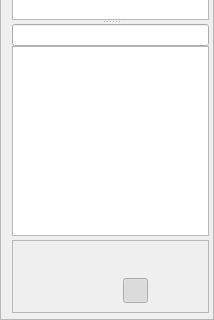
Old version of the form oom/widgets/ClipList/AudioClipListBase.ui in the repository ccherrett/oom; both pictures show x 0 to 214 and y 172 to 492 of the 214 by 492 pixel window.
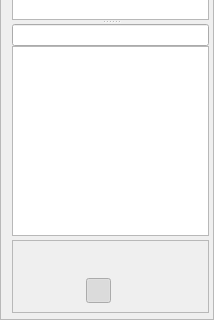
New version of the form. Custom widgets are drawn as their Qt base class.

Commit message: finisged styling the clip player

Diff of the .ui file:
```diff
--- a/oom/widgets/ClipList/AudioClipListBase.ui
+++ b/oom/widgets/ClipList/AudioClipListBase.ui
@@ -222,99 +222,6 @@
           </property>
          </spacer>
         </item>
-        <item>
-         <widget class="QToolButton" name="btnHome">
-          <property name="minimumSize">
-           <size>
-            <width>25</width>
-            <height>25</height>
-           </size>
-          </property>
-          <property name="maximumSize">
-           <size>
-            <width>25</width>
-            <height>25</height>
-           </size>
-          </property>
-          <property name="toolTip">
-           <string>Return to start</string>
-          </property>
-          <property name="text">
-           <string/>
-          </property>
-          <property name="iconSize">
-           <size>
-            <width>25</width>
-            <height>25</height>
-           </size>
-          </property>
-          <property name="autoRaise">
-           <bool>true</bool>
-          </property>
-         </widget>
-        </item>
-        <item>
-         <widget class="QToolButton" name="btnRewind">
-          <property name="minimumSize">
-           <size>
-            <width>25</width>
-            <height>25</height>
-           </size>
-          </property>
-          <property name="maximumSize">
-           <size>
-            <width>25</width>
-            <height>25</height>
-           </size>
-          </property>
-          <property name="toolTip">
-           <string>Rewind</string>
-          </property>
-          <property name="text">
-           <string/>
-          </property>
-          <property name="iconSize">
-           <size>
-            <width>25</width>
-            <height>25</height>
-           </size>
-          </property>
-          <property name="autoRaise">
-           <bool>true</bool>
-          </property>
-         </widget>
-        </item>
-        <item>
-         <widget class="QToolButton" name="btnForward">
-          <property name="minimumSize">
-           <size>
-            <width>25</width>
-            <height>25</height>
-           </size>
-          </property>
-          <property name="maximumSize">
-           <size>
-            <width>25</width>
-            <height>25</height>
-           </size>
-          </property>
-          <property name="toolTip">
-           <string>Fast Forward</string>
-          </property>
-          <property name="text">
-           <string/>
-          </property>
-          <property name="iconSize">
-           <size>
-            <width>25</width>
-            <height>25</height>
-           </size>
-          </property>
-          <property name="autoRaise">
-           <bool>true</bool>
-          </property>
-         </widget>
-        </item>
         <item>
          <widget class="QToolButton" name="btnStop">
           <property name="minimumSize">
```
The commit also changes 10 other files.
